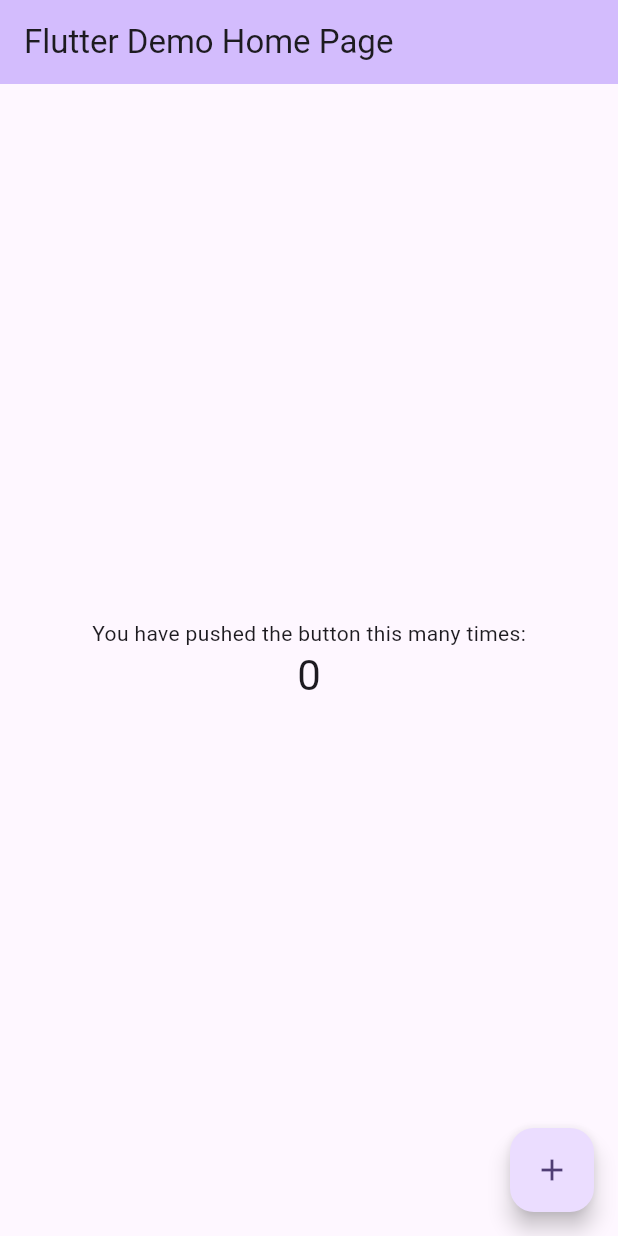
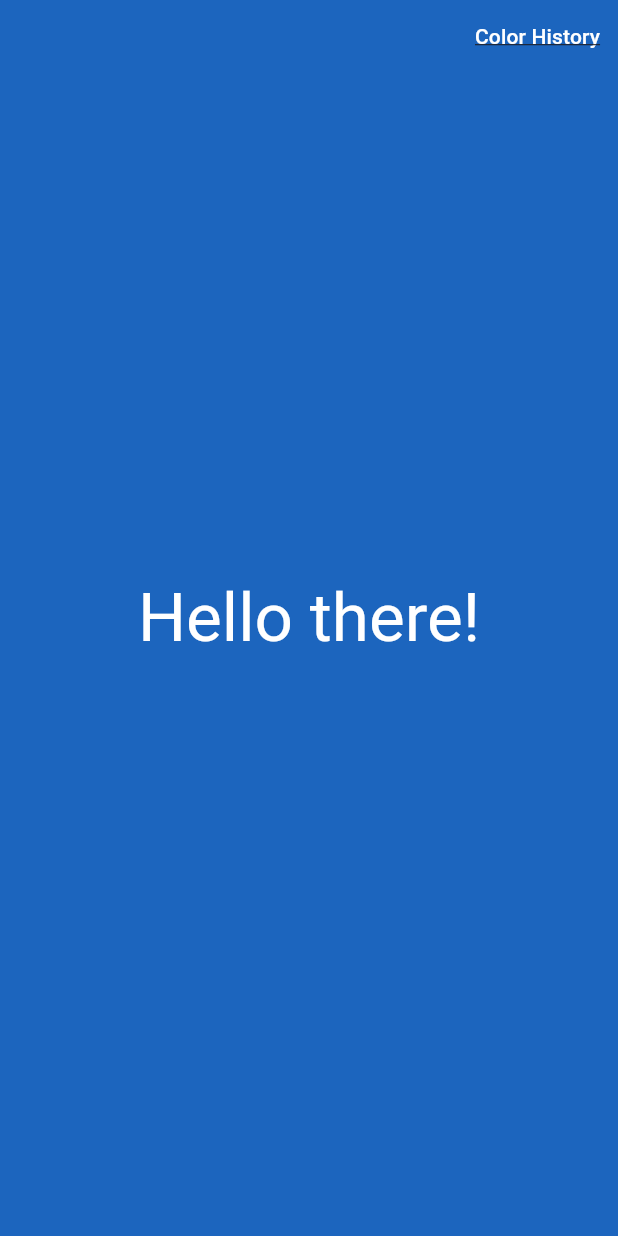
Before and after one commit to Fasikawkn/color_generator, a Flutter app: the screen it shows after launch, on a phone screen of 412 x 824 dp. Run offline on Flutter 3.47's test engine with Material 2 defaults, Android fonts, the phone set to English and light mode, and no system bars.

Commit message:
Completing the feature

```diff
--- /dev/null
+++ b/lib/color_generator_app.dart
@@ -0,0 +1,21 @@
+import 'package:color_generator/home_page.dart';
+import 'package:flutter/material.dart';
+
+/// The root widget of the app
+class ColorGeneratorApp extends StatelessWidget {
+  /// Creates the ColorGeneratorApp widget
+  const ColorGeneratorApp({super.key});
+
+  @override
+  Widget build(BuildContext context) {
+    return MaterialApp(
+      title: 'Color Generator',
+      theme: ThemeData(
+        colorScheme: ColorScheme.fromSeed(seedColor: Colors.deepPurple),
+        useMaterial3: true,
+      ),
+      debugShowCheckedModeBanner: false,
+      home: const HomePage(),
+    );
+  }
+}
--- /dev/null
+++ b/lib/home_page.dart
@@ -0,0 +1,121 @@
+import 'dart:math';
+
+import 'package:color_generator/color_history_widget.dart';
+import 'package:flutter/material.dart';
+
+/// This method returns a black color or a white color based on the brightness
+/// of the scaffold background color, if background color is brighter black
+/// color returned if the background color is darker white color is returned.
+Color getTextColor(Color color) {
+  return ThemeData.estimateBrightnessForColor(color) == Brightness.dark
+      ? Colors.white
+      : Colors.black;
+}
+
+/// This widget is the widget that we see when we open the app
+class HomePage extends StatefulWidget {
+  /// Creates the HomePage widget
+  const HomePage({super.key});
+
+  @override
+  State<HomePage> createState() => _HomePageState();
+}
+
+class _HomePageState extends State<HomePage> {
+  Color _backgroundColor = Colors.white;
+  final _colorIntensity = 256;
+  final List<Color> _colorHistories = [];
+
+  @override
+  void initState() {
+    super.initState();
+    _backgroundColor = _getRandomColor();
+  }
+
+  @override
+  Widget build(BuildContext context) {
+    return GestureDetector(
+      onTap: _updateBackgroundColor,
+      child: Scaffold(
+        // AnimatedContainer helps in smooth transition of the background
+        // color
+        body: SafeArea(
+          child: AnimatedContainer(
+            duration: const Duration(milliseconds: 500),
+            color: _backgroundColor,
+            child: Stack(
+              children: [
+                Align(
+                  alignment: Alignment.topRight,
+                  child: TextButton(
+                    onPressed: () {
+                      _openColorHistory(context);
+                    },
+                    child: Text(
+                      'Color History',
+                      style: Theme.of(context).textTheme.labelLarge?.copyWith(
+                            color: getTextColor(_backgroundColor),
+                            decoration: TextDecoration.underline,
+                          ),
+                    ),
+                  ),
+                ),
+                Center(
+                  child: Text(
+                    'Hello there!',
+                    style: Theme.of(context).textTheme.displayMedium?.copyWith(
+                          color: getTextColor(_backgroundColor),
+                        ),
+                  ),
+                ),
+              ],
+            ),
+          ),
+        ),
+      ),
+    );
+  }
+
+  // This method updates the background color of the screen.
+  void _updateBackgroundColor() {
+    final _randomColor = _getRandomColor();
+    setState(() {
+      _backgroundColor = _randomColor;
+      // add a newly generated color on the first position of the list.
+      _colorHistories.insert(0, _randomColor);
+    });
+  }
+
+  // This method generates and returns a random color.
+  Color _getRandomColor() {
+    final random = Random();
+
+    return Color.fromRGBO(
+      random.nextInt(_colorIntensity), // Red value
+      random.nextInt(_colorIntensity), // Green value
+      random.nextInt(_colorIntensity), // Blue value
+      1.0, // Opacity
+    );
+  }
+
+  // This method opens a bottomsheet for the history of colors generated.
+  Future<void> _openColorHistory(BuildContext context) async {
+    final _result = await showModalBottomSheet(
+      context: context,
+      isScrollControlled: true,
+      builder: (context) {
+        return ColorHistoryWidget(
+          colorHistories: _colorHistories,
+        );
+      },
+    );
+
+    if (_result != null) {
+      setState(
+        () {
+          _backgroundColor = _result as Color;
+        },
+      );
+    }
+  }
+}
--- a/lib/main.dart
+++ b/lib/main.dart
@@ -1,125 +1,6 @@
+import 'package:color_generator/color_generator_app.dart';
 import 'package:flutter/material.dart';
 
 void main() {
-  runApp(const MyApp());
+  runApp(const ColorGeneratorApp());
 }
-
-class MyApp extends StatelessWidget {
-  const MyApp({super.key});
-
-  // This widget is the root of your application.
-  @override
-  Widget build(BuildContext context) {
-    return MaterialApp(
-      title: 'Flutter Demo',
-      theme: ThemeData(
-        // This is the theme of your application.
-        //
-        // TRY THIS: Try running your application with "flutter run". You'll see
-        // the application has a blue toolbar. Then, without quitting the app,
-        // try changing the seedColor in the colorScheme below to Colors.green
-        // and then invoke "hot reload" (save your changes or press the "hot
-        // reload" button in a Flutter-supported IDE, or press "r" if you used
-        // the command line to start the app).
-        //
-        // Notice that the counter didn't reset back to zero; the application
-        // state is not lost during the reload. To reset the state, use hot
-        // restart instead.
-        //
-        // This works for code too, not just values: Most code changes can be
-        // tested with just a hot reload.
-        colorScheme: ColorScheme.fromSeed(seedColor: Colors.deepPurple),
-        useMaterial3: true,
-      ),
-      home: const MyHomePage(title: 'Flutter Demo Home Page'),
-    );
-  }
-}
-
-class MyHomePage extends StatefulWidget {
-  const MyHomePage({super.key, required this.title});
-
-  // This widget is the home page of your application. It is stateful, meaning
-  // that it has a State object (defined below) that contains fields that affect
-  // how it looks.
-
-  // This class is the configuration for the state. It holds the values (in this
-  // case the title) provided by the parent (in this case the App widget) and
-  // used by the build method of the State. Fields in a Widget subclass are
-  // always marked "final".
-
-  final String title;
-
-  @override
-  State<MyHomePage> createState() => _MyHomePageState();
-}
-
-class _MyHomePageState extends State<MyHomePage> {
-  int _counter = 0;
-
-  void _incrementCounter() {
-    setState(() {
-      // This call to setState tells the Flutter framework that something has
-      // changed in this State, which causes it to rerun the build method below
-      // so that the display can reflect the updated values. If we changed
-      // _counter without calling setState(), then the build method would not be
-      // called again, and so nothing would appear to happen.
-      _counter++;
-    });
-  }
-
-  @override
-  Widget build(BuildContext context) {
-    // This method is rerun every time setState is called, for instance as done
-    // by the _incrementCounter method above.
-    //
-    // The Flutter framework has been optimized to make rerunning build methods
-    // fast, so that you can just rebuild anything that needs updating rather
-    // than having to individually change instances of widgets.
-    return Scaffold(
-      appBar: AppBar(
-        // TRY THIS: Try changing the color here to a specific color (to
-        // Colors.amber, perhaps?) and trigger a hot reload to see the AppBar
-        // change color while the other colors stay the same.
-        backgroundColor: Theme.of(context).colorScheme.inversePrimary,
-        // Here we take the value from the MyHomePage object that was created by
-        // the App.build method, and use it to set our appbar title.
-        title: Text(widget.title),
-      ),
-      body: Center(
-        // Center is a layout widget. It takes a single child and positions it
-        // in the middle of the parent.
-        child: Column(
-          // Column is also a layout widget. It takes a list of children and
-          // arranges them vertically. By default, it sizes itself to fit its
-          // children horizontally, and tries to be as tall as its parent.
-          //
-          // Column has various properties to control how it sizes itself and
-          // how it positions its children. Here we use mainAxisAlignment to
-          // center the children vertically; the main axis here is the vertical
-          // axis because Columns are vertical (the cross axis would be
-          // horizontal).
-          //
-          // TRY THIS: Invoke "debug painting" (choose the "Toggle Debug Paint"
-          // action in the IDE, or press "p" in the console), to see the
-          // wireframe for each widget.
-          mainAxisAlignment: MainAxisAlignment.center,
-          children: <Widget>[
-            const Text(
-              'You have pushed the button this many times:',
-            ),
-            Text(
-              '$_counter',
-              style: Theme.of(context).textTheme.headlineMedium,
-            ),
-          ],
-        ),
-      ),
-      floatingActionButton: FloatingActionButton(
-        onPressed: _incrementCounter,
-        tooltip: 'Increment',
-        child: const Icon(Icons.add),
-      ), // This trailing comma makes auto-formatting nicer for build methods.
-    );
-  }
-}
```
Also changed, not shown: lib/color_history_widget.dart (added, +93 -0 lines), pubspec.yaml (+10 -7 lines), pubspec.lock, 1 other file.
